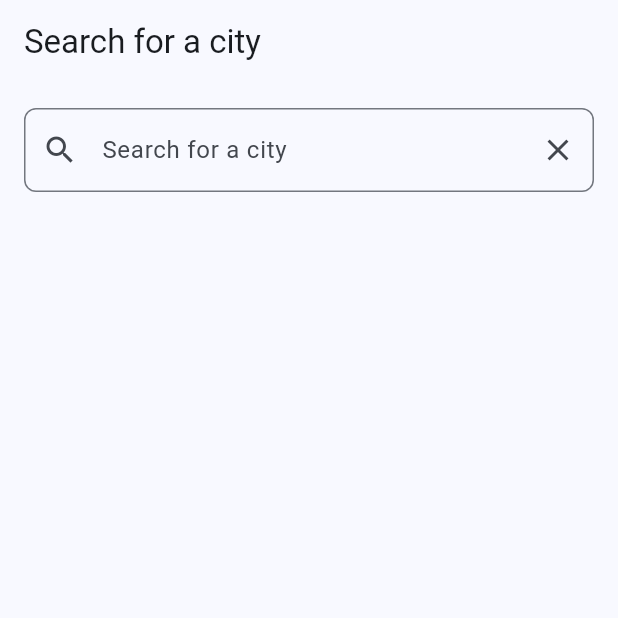
After one commit to migueloli/weather_app, a Flutter app: the CitySearchScreen screen opened by its route, on a phone screen of 412 x 824 dp, the top half of it. The commit adds this screen. Run offline on Flutter 3.47's test engine with Material 3 defaults, Android fonts, the phone set to English and light mode, and no system bars; our stand-ins replace dio, equatable, flutter_bloc, flutter_dotenv, get_it, go_router and 1 more.

Commit message:
feat(city): Add base city search

```diff
--- a/lib/core/routing/app_router.dart
+++ b/lib/core/routing/app_router.dart
@@ -1,4 +1,5 @@
 import 'package:go_router/go_router.dart';
+import 'package:weather_app/presentation/city_search/city_search_screen.dart';
 import 'package:weather_app/presentation/error/error_screen.dart';
 import 'package:weather_app/presentation/home/home_screen.dart';
 import 'package:weather_app/presentation/weather_details/weather_details_screen.dart';
@@ -23,6 +24,11 @@ abstract class AppRouter {
           return WeatherDetailsScreen(cityId: cityId);
         },
       ),
+      GoRoute(
+        path: '/city/search',
+        name: 'city-search',
+        builder: (context, state) => const CitySearchScreen(),
+      ),
     ],
     errorBuilder:
         (context, state) => ErrorScreen(error: state.error.toString()),
--- /dev/null
+++ b/lib/data/models/city.dart
@@ -0,0 +1,70 @@
+import 'package:equatable/equatable.dart';
+
+class City extends Equatable {
+  const City({
+    required this.name,
+    required this.lat,
+    required this.lon,
+    required this.country,
+    this.state,
+    this.localNames = const {},
+  });
+
+  factory City.fromJson(Map<String, dynamic> json) {
+    return City(
+      name: json['name'] as String,
+      lat: json['lat'] as double,
+      lon: json['lon'] as double,
+      country: json['country'] as String,
+      state: json['state'] as String?,
+      localNames:
+          json['local_names'] != null
+              ? Map<String, String>.from(json['local_names'] as Map)
+              : const {},
+    );
+  }
+
+  final String name;
+  final double lat;
+  final double lon;
+  final String country;
+  final String? state;
+  final Map<String, String> localNames;
+
+  String get displayName {
+    final buffer = StringBuffer(name);
+    if (state != null && state!.isNotEmpty) {
+      buffer.write(', $state');
+    }
+    buffer.write(', $country');
+    return buffer.toString();
+  }
+
+  String getLocalDisplayName(String localeCode) {
+    final buffer = StringBuffer(getLocalName(localeCode));
+    if (state != null && state!.isNotEmpty) {
+      buffer.write(', $state');
+    }
+    buffer.write(', $country');
+    return buffer.toString();
+  }
+
+  String getLocalName(String localeCode) => localNames[localeCode] ?? name;
+
+  Map<String, dynamic> toJson() {
+    return {
+      'name': name,
+      'lat': lat,
+      'lon': lon,
+      'country': country,
+      'state': state,
+      'local_names': localNames,
+    };
+  }
+
+  @override
+  List<Object?> get props => [name, lat, lon, country, state];
+
+  @override
+  String toString() => displayName;
+}
--- /dev/null
+++ b/lib/data/repositories/city_repository.dart
@@ -0,0 +1,27 @@
+import 'package:weather_app/core/exception/api_exception.dart';
+import 'package:weather_app/core/exception/network_exception.dart';
+import 'package:weather_app/data/models/city.dart';
+import 'package:weather_app/data/services/geocoding_service.dart';
+
+class CityRepository {
+  CityRepository({required GeocodingService geocodingService})
+    : _geocodingService = geocodingService;
+  final GeocodingService _geocodingService;
+
+  Future<List<City>> searchCities(String query) async {
+    if (query.trim().isEmpty) {
+      return [];
+    }
+
+    try {
+      return await _geocodingService.getCitiesByName(query);
+    } on NetworkException {
+      // In a real app, you might want to handle these differently
+      rethrow;
+    } on ApiException {
+      rethrow;
+    } catch (e) {
+      rethrow;
+    }
+  }
+}
--- a/lib/l10n/app_en.arb
+++ b/lib/l10n/app_en.arb
@@ -24,6 +24,16 @@
   "errorNotFound": "No results found",
   "@errorNotFound": {
     "description": "Message shown when search returns no results"
+  },
+
+  "weatherSearchHint": "Search for a city",
+  "@weatherSearchHint": {
+    "description": "Hint text for city search field"
+  },
+
+  "citySearch": "City Search",
+  "@citySearch": {
+    "description": "Label for city search"
   },
 
   "weatherTitle": "Weather",
--- a/lib/l10n/gen/app_localizations.dart
+++ b/lib/l10n/gen/app_localizations.dart
@@ -129,6 +129,12 @@ abstract class AppLocalizations {
   /// **'Search for a city'**
   String get weatherSearchHint;
 
+  /// Label for city search
+  ///
+  /// In en, this message translates to:
+  /// **'City Search'**
+  String get citySearch;
+
   /// Title for the weather screen
   ///
   /// In en, this message translates to:
--- a/lib/l10n/gen/app_localizations_en.dart
+++ b/lib/l10n/gen/app_localizations_en.dart
@@ -27,6 +27,9 @@ class AppLocalizationsEn extends AppLocalizations {
   String get weatherSearchHint => 'Search for a city';
 
   @override
+  String get citySearch => 'City Search';
+
+  @override
   String get weatherTitle => 'Weather';
 
   @override
--- /dev/null
+++ b/lib/presentation/city_search/bloc/city_search_event.dart
@@ -0,0 +1,19 @@
+import 'package:equatable/equatable.dart';
+
+abstract class CitySearchEvent extends Equatable {
+  const CitySearchEvent();
+
+  @override
+  List<Object?> get props => [];
+}
+
+class SearchCities extends CitySearchEvent {
+  const SearchCities(this.query);
+
+  final String query;
+
+  @override
+  List<Object?> get props => [query];
+}
+
+class ClearSearch extends CitySearchEvent {}
--- /dev/null
+++ b/lib/presentation/city_search/bloc/city_search_state.dart
@@ -0,0 +1,36 @@
+import 'package:equatable/equatable.dart';
+import 'package:weather_app/core/exception/app_exception.dart';
+import 'package:weather_app/data/models/city.dart';
+
+enum CitySearchStatus { initial, loading, success, failure }
+
+class CitySearchState extends Equatable {
+  const CitySearchState({
+    this.status = CitySearchStatus.initial,
+    this.cities = const [],
+    this.query = '',
+    this.error,
+  });
+
+  final CitySearchStatus status;
+  final List<City> cities;
+  final String query;
+  final AppException? error;
+
+  CitySearchState copyWith({
+    CitySearchStatus? status,
+    List<City>? cities,
+    String? query,
+    AppException? error,
+  }) {
+    return CitySearchState(
+      status: status ?? this.status,
+      cities: cities ?? this.cities,
+      query: query ?? this.query,
+      error: error,
+    );
+  }
+
+  @override
+  List<Object?> get props => [status, cities, query, error];
+}
--- /dev/null
+++ b/lib/presentation/city_search/city_search_screen.dart
@@ -0,0 +1,122 @@
+import 'package:flutter/material.dart';
+import 'package:flutter_bloc/flutter_bloc.dart';
+import 'package:weather_app/core/di/service_locator.dart';
+import 'package:weather_app/core/exception/app_exception_message_extension.dart';
+import 'package:weather_app/data/models/city.dart';
+import 'package:weather_app/l10n/gen/app_localizations.dart';
+import 'package:weather_app/presentation/city_search/bloc/city_search_bloc.dart';
+import 'package:weather_app/presentation/city_search/bloc/city_search_event.dart';
+import 'package:weather_app/presentation/city_search/bloc/city_search_state.dart';
+
+class CitySearchScreen extends StatefulWidget {
+  const CitySearchScreen({super.key});
+
+  @override
+  State<CitySearchScreen> createState() => _CitySearchScreenState();
+}
+
+class _CitySearchScreenState extends State<CitySearchScreen> {
+  final TextEditingController _searchController = TextEditingController();
+  late final CitySearchBloc _citySearchBloc;
+
+  @override
+  Widget build(BuildContext context) {
+    final l10n = AppLocalizations.of(context)!;
+
+    return BlocProvider(
+      create: (context) {
+        _citySearchBloc = CitySearchBloc(cityRepository: getIt());
+        return _citySearchBloc;
+      },
+      child: Scaffold(
+        appBar: AppBar(title: Text(l10n.weatherSearchHint)),
+        body: Column(
+          children: [
+            Padding(
+              padding: const EdgeInsets.all(16),
+              child: TextField(
+                controller: _searchController,
+                decoration: InputDecoration(
+                  hintText: l10n.weatherSearchHint,
+                  prefixIcon: const Icon(Icons.search),
+                  suffixIcon: IconButton(
+                    icon: const Icon(Icons.clear),
+                    onPressed: () {
+                      _searchController.clear();
+                      _citySearchBloc.add(ClearSearch());
+                    },
+                  ),
+                  border: OutlineInputBorder(
+                    borderRadius: BorderRadius.circular(8),
+                  ),
+                ),
+                onChanged: (query) {
+                  _citySearchBloc.add(SearchCities(query));
+                },
+              ),
+            ),
+            Expanded(
+              child: BlocBuilder<CitySearchBloc, CitySearchState>(
+                builder: (context, state) {
+                  if (state.status == CitySearchStatus.loading) {
+                    return const Center(child: CircularProgressIndicator());
+                  }
+
+                  if (state.status == CitySearchStatus.failure) {
+                    return Center(
+                      child: Column(
+                        mainAxisAlignment: MainAxisAlignment.center,
+                        children: [
+                          Text(
+                            state.error?.getLocalizedMessage(context) ??
+                                l10n.errorGeneric,
+                          ),
+                          const SizedBox(height: 16),
+                          ElevatedButton(
+                            onPressed: () {
+                              _citySearchBloc.add(
+                                SearchCities(_searchController.text),
+                              );
+                            },
+                            child: Text(l10n.actionRetry),
+                          ),
+                        ],
+                      ),
+                    );
+                  }
+
+                  if (state.status == CitySearchStatus.success &&
+                      state.cities.isEmpty) {
+                    return Center(child: Text(l10n.errorNotFound));
+                  }
+
+                  return ListView.builder(
+                    itemCount: state.cities.length,
+                    itemBuilder: (context, index) {
+                      final city = state.cities[index];
+                      return _buildCityItem(context, city);
+                    },
+                  );
+                },
+              ),
+            ),
+          ],
+        ),
+      ),
+    );
+  }
+
+  Widget _buildCityItem(BuildContext context, City city) {
+    return ListTile(
+      leading: const Icon(Icons.location_city),
+      title: Text(city.name),
+      subtitle: Text(
+        city.state != null ? '${city.state}, ${city.country}' : city.country,
+      ),
+      trailing: const Icon(Icons.arrow_forward_ios),
+      onTap: () {
+        // context.go('/weather/${city.lat},${city.lon}');
+      },
+    );
+  }
+}
--- a/lib/presentation/home/home_screen.dart
+++ b/lib/presentation/home/home_screen.dart
@@ -18,8 +18,8 @@ class HomeScreen extends StatelessWidget {
             Text(l10n.weatherTitle),
             const SizedBox(height: 20),
             ElevatedButton(
-              onPressed: () => context.go('/weather/sample-city-id'),
-              child: Text(l10n.weatherDetails),
+              onPressed: () => context.go('/city/search'),
+              child: Text(l10n.citySearch),
             ),
           ],
         ),
--- a/pubspec.yaml
+++ b/pubspec.yaml
@@ -25,6 +25,7 @@ dependencies:
   json_annotation: ^4.9.0
   objectbox: ^4.1.0
   objectbox_flutter_libs: ^4.1.0
+  stream_transform: ^2.1.1
 
 dev_dependencies:
   build_runner: ^2.4.15
```
Also changed, not shown: lib/core/di/service_locator.dart (+13 -1 lines), lib/data/services/geocoding_service.dart (added, +24 -0 lines), lib/presentation/city_search/bloc/city_search_bloc.dart (added, +59 -0 lines).
